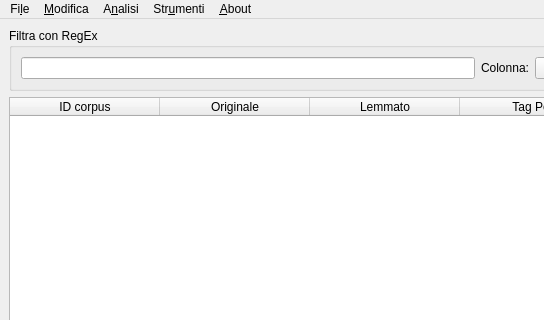
zorbaproject/Bran, file forms/mainwindow.ui: the form before one commit; both pictures show x 0 to 544 and y 0 to 320 of the 800 by 600 pixel window.
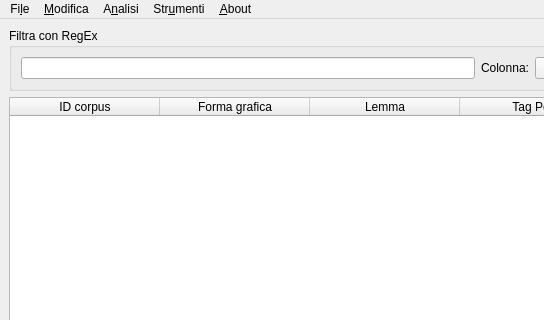
The form after the commit.

Commit message: Messaggi nella cli

```diff
--- a/forms/mainwindow.ui
+++ b/forms/mainwindow.ui
@@ -69,12 +69,12 @@
       </column>
       <column>
        <property name="text">
-        <string>Originale</string>
+        <string>Forma grafica</string>
        </property>
       </column>
       <column>
        <property name="text">
-        <string>Lemmato</string>
+        <string>Lemma</string>
        </property>
       </column>
       <column>
```
The commit also changes 2 other files.
